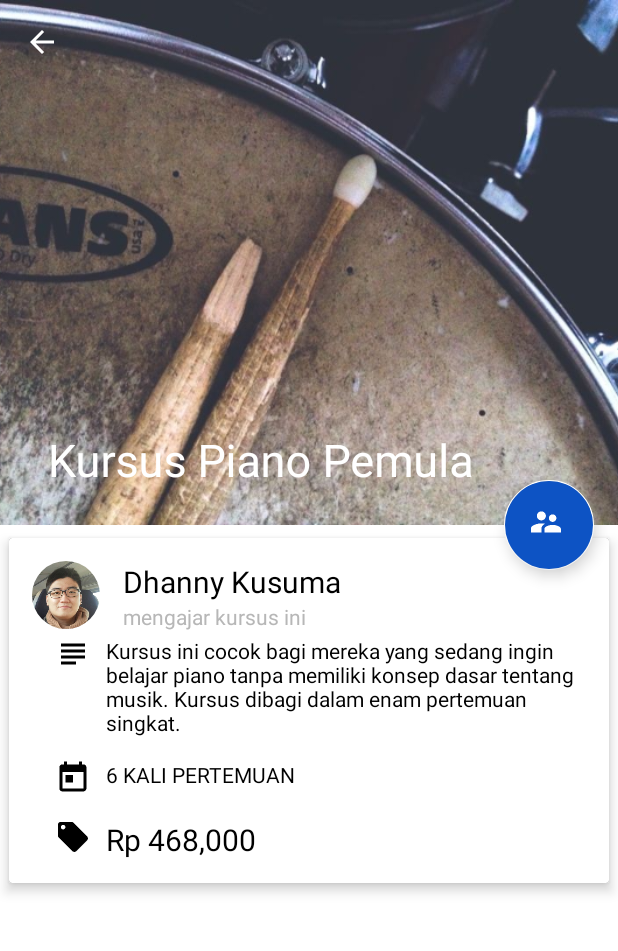
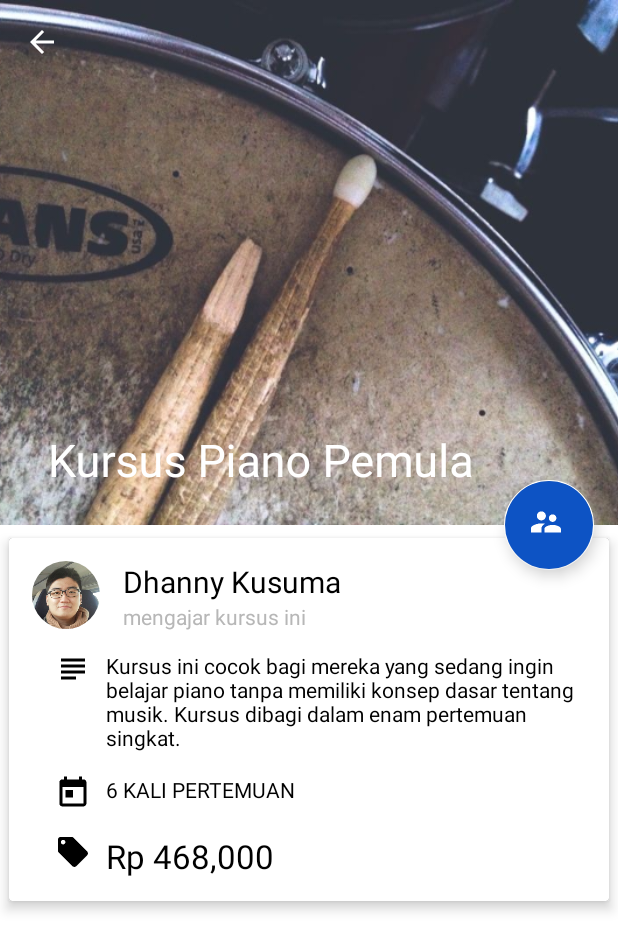
Before and after one commit to TimotiusEk/musiKonek, an Android app: the CourseDetailActivity screen opened directly, with no data from a screen before it, on a phone screen of 412 x 824 dp. Shown: the top 951 px of the screen. Run offline under Robolectric (Android 15) with nearby library versions, the phone set to English and light mode, and no system bars; our stand-ins replace ButterKnife, CircleImageView.

Commit message:
Edit a few layout based on mockup

```diff
--- a/app/src/main/AndroidManifest.xml
+++ b/app/src/main/AndroidManifest.xml
@@ -48,8 +48,10 @@
             android:name=".SubjectViewAllTeacherActivity"
             android:theme="@style/NoActionBarTheme" />
         <activity android:name=".EditProfileActivity" />
-        <activity android:name=".ConfirmationScreenActivity" android:theme="@style/NoActionBarTheme"
-            android:noHistory="true"/>
+        <activity
+            android:name=".ConfirmationScreenActivity"
+            android:noHistory="true"
+            android:theme="@style/NoActionBarTheme" />
     </application>
 
 </manifest>
--- a/app/src/main/res/layout/activity_course_detail.xml
+++ b/app/src/main/res/layout/activity_course_detail.xml
@@ -104,7 +104,8 @@
                     android:layout_width="wrap_content"
                     android:layout_height="wrap_content"
                     android:orientation="horizontal"
-                    android:layout_marginStart="15dp">
+                    android:layout_marginStart="15dp"
+                    android:layout_marginTop="10dp">
                 <ImageView
                     android:layout_width="24dp"
                     android:layout_height="24dp"
@@ -153,7 +154,7 @@
                         android:layout_height="wrap_content"
                         android:text="Rp 468,000"
                         android:layout_marginStart="10dp"
-                        android:textSize="20sp"
+                        android:textSize="22sp"
                         android:id="@+id/course_price"/>
                 </LinearLayout>
 
```
Also changed, not shown: app/src/main/res/layout/activity_profile.xml (+98 -1 lines).
